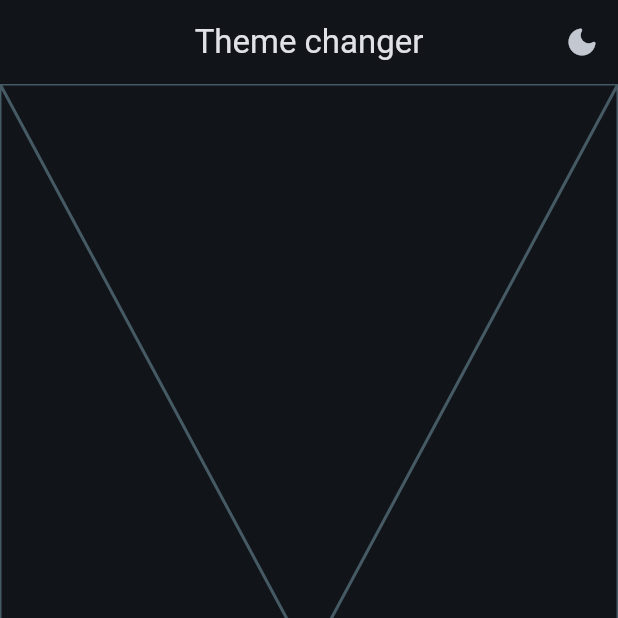
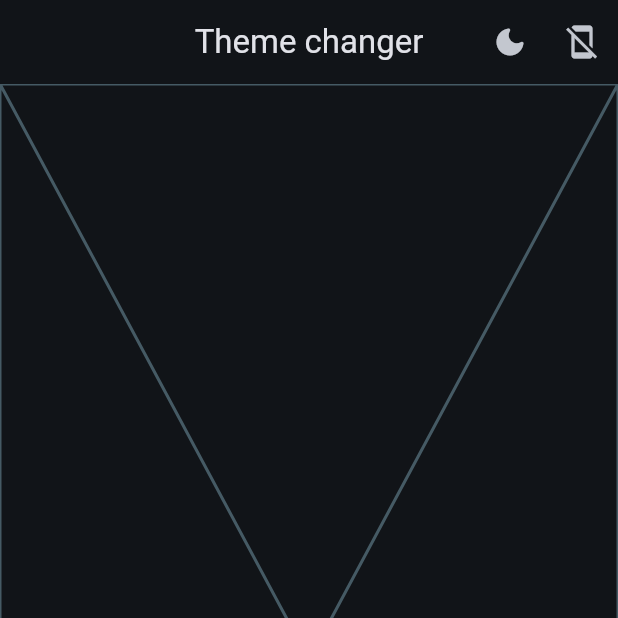
Before and after one commit to amarosv/SongSwipe, a Flutter app: the screen it shows after launch, after a tap on the "light mode" icon, on a phone screen of 412 x 824 dp, the top half of it. Run offline on Flutter 3.47's test engine with Material 3 defaults, Android fonts, the phone set to English and light mode, and no system bars; our stand-ins replace flutter_riverpod, shared_preferences.

Commit message:
Modo oscuro manual y automático hecho

```diff
--- a/lib/config/theme/app_theme.dart
+++ b/lib/config/theme/app_theme.dart
@@ -10,8 +10,11 @@ class AppTheme {
   // Atributo que almacena si el modo oscuro está activado
   final bool isDarkMode;
 
+  // Atributo que almacena si se está usando el tema del dispositivo
+  final bool isUsingSystem;
+
   // Constructor con aserciones
-  AppTheme({this.selectedColor = 0, this.isDarkMode = false})
+  AppTheme({this.selectedColor = 0, this.isDarkMode = false, this.isUsingSystem = false})
       : assert(selectedColor >= 0, 'Selected color must be greater than 0'),
         assert(selectedColor < colorList.length,
             'Selected colormut be less or equal than ${colorList.length - 1}');
@@ -25,7 +28,8 @@ class AppTheme {
 
   // Método que permite crear una copia de la instancia actual de AppTheme,
   // pero con la posibilidad de sobrescribir algunos de sus valores.
-  AppTheme copyWith({int? selectedColor, bool? isDarkMode}) => AppTheme(
+  AppTheme copyWith({int? selectedColor, bool? isDarkMode, bool? isUsingSystem}) => AppTheme(
       selectedColor: selectedColor ?? this.selectedColor,
-      isDarkMode: isDarkMode ?? this.isDarkMode);
+      isDarkMode: isDarkMode ?? this.isDarkMode,
+      isUsingSystem: isUsingSystem ?? this.isUsingSystem);
 }
--- a/lib/main.dart
+++ b/lib/main.dart
@@ -1,26 +1,53 @@
 import 'package:flutter/material.dart';
 import 'package:flutter_riverpod/flutter_riverpod.dart';
-import 'package:songswipe/config/theme/app_theme.dart';
 import 'package:songswipe/presentation/providers/theme_provider.dart';
 import 'package:songswipe/presentation/screens/change_theme_screen.dart';
 
 void main() {
   runApp(
-    // Coloco el ProviderScope para que no de error con FlutterProvider
-    const ProviderScope(child: MyApp())
-  );
+      // Coloco el ProviderScope para que no de error con FlutterProvider
+      const ProviderScope(child: MyApp()));
 }
 
-class MyApp extends ConsumerWidget {
+class MyApp extends ConsumerStatefulWidget {
   const MyApp({super.key});
 
   @override
-  Widget build(BuildContext context, ref) {
-    // Constante que almacena el tema
-    final AppTheme appTheme = ref.watch(themeNotifierProvider);
+  ConsumerState<MyApp> createState() => _MyAppState();
+}
+
+class _MyAppState extends ConsumerState<MyApp> {
+  Brightness _previousBrightness = Brightness.dark;
+
+  @override
+  Widget build(BuildContext context) {
+    // Obtenemos si se está usando el tema del sistema
+    final system = ref.watch(themeNotifierProvider).isUsingSystem;
+
+    // Verificar si el brillo ha cambiado y hacer un print
+    if (system) {
+      // Obtenemos el tema actual del dispositivo
+      final currentBrightness = MediaQuery.of(context).platformBrightness;
+
+      if (currentBrightness != _previousBrightness) {
+        WidgetsBinding.instance.addPostFrameCallback((_) {
+          bool darkMode = currentBrightness == Brightness.dark;
+          ref
+              .read(themeNotifierProvider.notifier)
+              .putSystemTheme(darkMode: darkMode);
+        });
+
+        // Actualizamos el previo
+        _previousBrightness = currentBrightness;
+      }
+    }
+
+    // Obtenemos el tema desde Riverpod
+    final appTheme = ref.watch(themeNotifierProvider);
 
     return MaterialApp(
       title: 'Flutter Demo',
+      debugShowCheckedModeBanner: false,
       theme: appTheme.getTheme(),
       home: const ChangeThemeScreen(),
     );
--- a/lib/presentation/providers/theme_provider.dart
+++ b/lib/presentation/providers/theme_provider.dart
@@ -1,32 +1,101 @@
+import 'dart:ui';
+
+import 'package:flutter/scheduler.dart';
 import 'package:flutter_riverpod/flutter_riverpod.dart';
 import 'package:songswipe/config/theme/app_theme.dart';
+import 'package:songswipe/helpers/preferences.dart';
 
-// Listado de colores inmutables
-final colorListProvider = Provider((ref) => colorList);
+// // Listado de colores inmutables
+// final colorListProvider = Provider((ref) => colorList);
 
-// Booleano que contiene si el modo oscuro está activado
-final isDarModeProvider = StateProvider((ref) => false);
+// // Booleano que contiene si el modo oscuro está activado
+// final isDarModeProvider = StateProvider((ref) => loadDataBool(tag: 'isDarkMode'));
 
-// Entero que contiene el índice del color seleccionado
-final selectedColorProvider = StateProvider((ref) => 0);
+// // Entero que contiene el índice del color seleccionado
+// final selectedColorProvider = StateProvider((ref) => loadDataInt(tag: 'selectedColorTheme'));
 
 // Objeto de tipo AppTheme
 final themeNotifierProvider = StateNotifierProvider<ThemeNotifier, AppTheme>(
-  (ref) => ThemeNotifier(),
+  (ref) => ThemeNotifier(ref: ref),
 );
 
 // Notifier
 class ThemeNotifier extends StateNotifier<AppTheme> {
+  final Ref ref;
+
   // Constructor
-  ThemeNotifier(): super(AppTheme());
+  ThemeNotifier({required this.ref}) : super(AppTheme()) {
+    _loadInitialConfig();
+  }
+
+  // Función que carga la configuración establecida del tema
+  void _loadInitialConfig() async {
+    // Cargamos si se usa el tema del dispositivo
+    bool system = await loadDataBool(tag: 'systemTheme');
+
+    if (system) {
+      // Cargamos el índice del color seleccionado y el valor del modo oscuro
+      // y lo asignamos al tema
+      final colorIndex = await loadDataInt(tag: 'selectedColorTheme');
+
+      var brightness = SchedulerBinding.instance.platformDispatcher.platformBrightness;
+      final darkMode = brightness == Brightness.dark;
+
+      state = state.copyWith(selectedColor: colorIndex, isDarkMode: darkMode, isUsingSystem: system);
+    } else {
+      // Agrupo los Future para reducir tiempo de carga
+      List<Future> futureLists = [
+        loadDataInt(tag: 'selectedColorTheme'),
+        loadDataBool(tag: 'isDarkMode')
+      ];
+
+      // Espero a los Future
+      List<dynamic> results = await Future.wait(futureLists);
+
+      // Recojo los resultados
+      final colorIndex = results[0];
+      final darkMode = results[1];
+
+      state = state.copyWith(selectedColor: colorIndex, isDarkMode: darkMode, isUsingSystem: system);
+    }
+  }
 
   // Función que alterna de modo oscuro a modo claro
   void toggleDarkMode() {
-    state = state.copyWith(isDarkMode: !state.isDarkMode);
+    bool darkMode = !state.isDarkMode;
+
+    state = state.copyWith(isDarkMode: darkMode);
+
+    saveData(tag: 'isDarkMode', value: darkMode);
   }
 
   // Función que cambia el índice del color seleccionado
   void changeColorIndex(int colorIndex) {
     state = state.copyWith(selectedColor: colorIndex);
+
+    saveData(tag: 'selectedColorTheme', value: colorIndex);
+  }
+
+  // Función que cambia si se usa el tema del dispositivo
+  void toggleUseSystem() async {
+    bool system = await loadDataBool(tag: 'systemTheme');
+    saveData(tag: 'systemTheme', value: !system);
+
+    // Obtenemos el valor del modo oscuro
+    // Esto se hace para que cuando se desactive el uso del tema del dispositivo
+    // la pantalla no se ponga en blanco si el dispositivo estaba en modo oscuro o viceversa
+    var brightness = SchedulerBinding.instance.platformDispatcher.platformBrightness;
+    bool darkMode = brightness == Brightness.dark;
+
+    // Guardamos el valor del modo oscuro
+    saveData(tag: 'isDarkMode', value: darkMode);
+
+    // Llamamos a cargar la configuración inicial
+    _loadInitialConfig();
+  }
+
+  // Función que recibe el estado del modo oscuro y lo coloca en el tema
+  void putSystemTheme({required bool darkMode}) {
+    state = state.copyWith(isDarkMode: darkMode);
   }
 }
--- a/lib/presentation/screens/change_theme_screen.dart
+++ b/lib/presentation/screens/change_theme_screen.dart
@@ -10,6 +10,9 @@ class ChangeThemeScreen extends ConsumerWidget {
     // Constante que almacena si el modo oscuro está activado
     final isDarkMode = ref.watch(themeNotifierProvider).isDarkMode;
 
+    // Constante que almacena si el modo sistema está activado
+    final isUsingSystem = ref.watch(themeNotifierProvider).isUsingSystem;
+
     return Scaffold(
       appBar: AppBar(
         title: const Text('Theme changer'),
@@ -20,7 +23,14 @@ class ChangeThemeScreen extends ConsumerWidget {
               ref.read(themeNotifierProvider.notifier).toggleDarkMode();
             },
             icon: Icon(isDarkMode ? Icons.dark_mode_rounded : Icons.light_mode_rounded)
-          )
+          ),
+          IconButton(
+            onPressed: () {
+              // Llamamos al notifier para cambiar de modo
+              ref.read(themeNotifierProvider.notifier).toggleUseSystem();
+            },
+            icon: Icon(isUsingSystem ? Icons.mobile_friendly_sharp : Icons.mobile_off)
+          ),
         ],
       ),
       body: Placeholder(),
```
Also changed, not shown: 3 other files.
